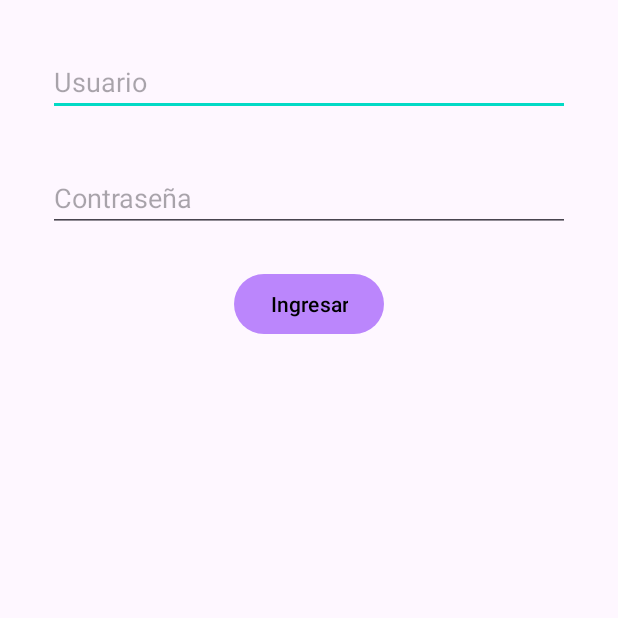
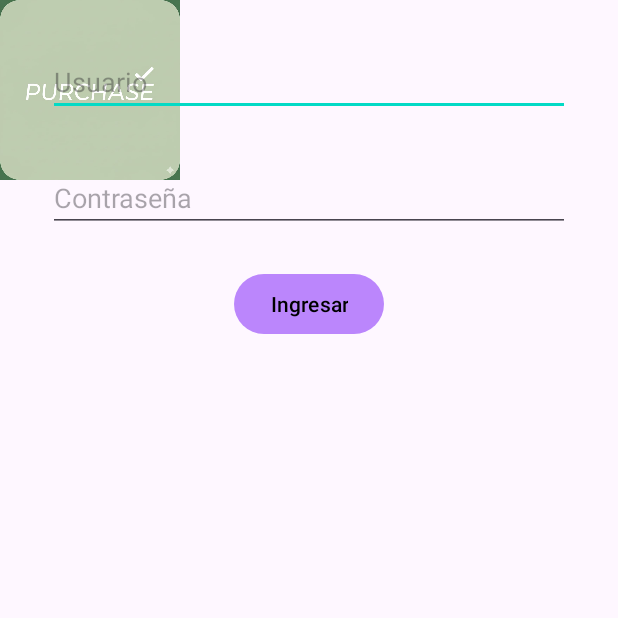
Before and after one commit to Gonn01/ProyectoAppsMovilesDaVinci, an Android app: the screen it shows after launch (LoginActivity), on a phone screen of 412 x 824 dp, the top half of it. Run offline under Robolectric (Android 15) with nearby library versions, the phone set to English and light mode, and no system bars.

Commit message:
Se agrega logo

```diff
--- a/app/src/main/res/layout/activity_login.xml
+++ b/app/src/main/res/layout/activity_login.xml
@@ -6,6 +6,15 @@
     android:layout_width="match_parent"
     android:layout_height="match_parent"
     tools:context=".ui.LoginActivity">
+
+    <ImageView
+        android:id="@+id/logoLogin"
+        android:layout_width="120dp"
+        android:layout_height="120dp"
+        android:layout_gravity="center"
+        android:src="@drawable/logopagos"
+        android:scaleType="centerCrop"
+        android:layout_marginBottom="24dp"/>
 
     <EditText
         android:id="@+id/etUsuario"
```
Also changed, not shown: app/src/main/res/drawable/logopagos.jpg (added).
